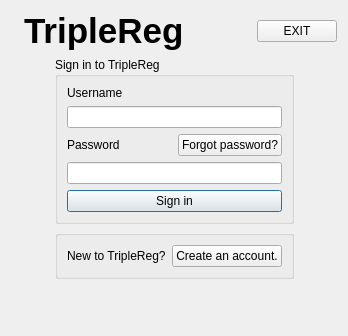
Old version of the form TripleReg/dialogsinginuser.ui in the repository ziemastz/SL.
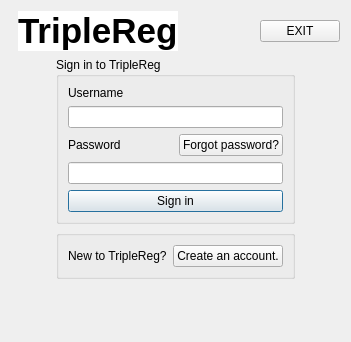
New version of the form. Icons and pictures are not drawn.

Diff of the .ui file:
```diff
--- a/TripleReg/dialogsinginuser.ui
+++ b/TripleReg/dialogsinginuser.ui
@@ -6,8 +6,8 @@
    <rect>
     <x>0</x>
     <y>0</y>
-    <width>348</width>
-    <height>336</height>
+    <width>351</width>
+    <height>342</height>
    </rect>
   </property>
   <property name="windowTitle">
@@ -16,6 +16,9 @@
   <layout class="QGridLayout" name="gridLayout_3">
    <item row="0" column="0" colspan="3">
     <layout class="QGridLayout" name="gridLayout_4">
+     <property name="spacing">
+      <number>0</number>
+     </property>
      <item row="0" column="0" rowspan="2">
       <widget class="QLabel" name="logo_label">
        <property name="maximumSize">
@@ -50,10 +53,12 @@
        <property name="font">
         <font>
          <pointsize>26</pointsize>
-         <weight>75</weight>
          <bold>true</bold>
         </font>
        </property>
+       <property name="styleSheet">
+        <string notr="true">background-color: rgb(255, 255, 255);</string>
+       </property>
        <property name="text">
         <string>TripleReg</string>
        </property>
```
